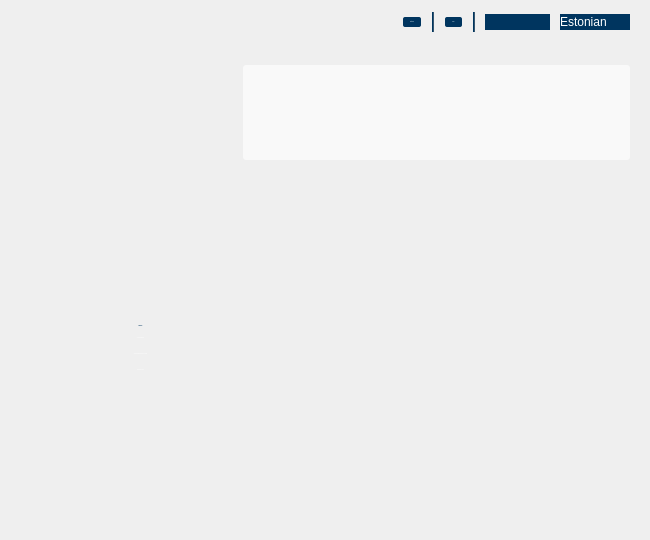
Above: qdigidocclient/trunk/src/ui/MainWindow.ui from tixsys/esteid before the change. Below: the same form after it.
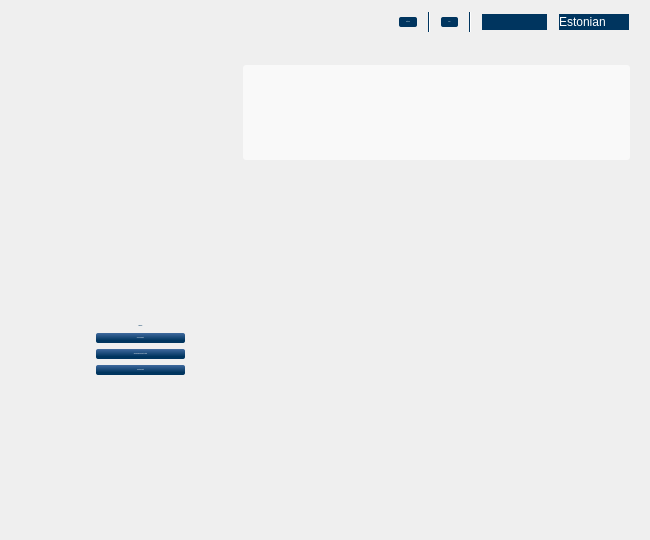
That is the form after the change. Icons and pictures are not drawn.

Commit message: qdigidocclient: adjust css

```diff
--- a/qdigidocclient/trunk/src/ui/MainWindow.ui
+++ b/qdigidocclient/trunk/src/ui/MainWindow.ui
@@ -39,49 +39,21 @@
     <normaloff>:/images/digidoc_icon_48x48.png</normaloff>:/images/digidoc_icon_48x48.png</iconset>
   </property>
   <property name="styleSheet">
-   <string notr="true">* { font: 12px &quot;Arial, Liberation Sans&quot;; }
-
-/* fonts */
-QWidget, #signContentView, #viewContentView
-{ color: #355670; }
-
-#viewSignatures
-{ color: #71889A; }
-
-QPushButton,
-#cards, #cards QAbstractItemView,
-#languages, #languages QAbstractItemView
-{ color: white; }
-
-#homeButtonLabel,
-#viewContentLabel, #viewSignaturesLabel,
-#signContentLabel, #signSigner, #signSignerLabel
-{
-color: #00355F;
-font: bold;
+   <string notr="true">* {
+font: 12px &quot;Arial, Liberation Sans&quot;;
+color: #355670;
 }
 
-/* backgrounds */
 #background
 { background-image: url(&quot;:/images/background.png&quot;); }
 
-#languages, #languages QAbstractItemView,
-#cards, #cards QAbstractItemView,
-#headerLine, #headerLine2
-{ background-color: #00355F; }
-
-#home, #intro, #sign, #view,
-#signContentView, #viewContentView,
-#viewSignatures, #viewSignaturesScroll
-{ background-color: transparent; }
-
 /* widgets */
 QDialogButtonBox { dialogbuttonbox-buttons-have-icons: 0; }
 
 QPushButton
 {
-background-color: qlineargradient(x1: 0, y1: 0, x2: 0, y2: 1,
- stop: 0 #406A9E, stop: 0.75 #00355F);
+color: white;
+background-color: qlineargradient(x1: 0, y1: 0, x2: 0, y2: 1, stop: 0 #406A9E, stop: 0.75 #00355F);
 border: 0px;
 border-radius: 2px;
 padding: 4px 7px;
@@ -95,27 +67,35 @@
 
 QPushButton:disabled
 {
-background-color: qlineargradient(x1: 0, y1: 0, x2: 0, y2: 1,
- stop: 0 #A3AFC0, stop: 0.75 #80909D);
+background-color: qlineargradient(x1: 0, y1: 0, x2: 0, y2: 1, stop: 0 #A3AFC0, stop: 0.75 #80909D);
 }
 
-QComboBox
-{ border: 0px; }
+/* header */
+#cards, #languages
+{
+color: white;
+border: 0px;
+padding-right: 5px;
+margin-left: 1px;
+margin-right: 1px;
+background-color: #00355F;
+}
 
-/* customization */
+#cards QAbstractItemView,
+#languages QAbstractItemView,
+#headerLine, #headerLine2
+{
+color: white;
+background-color: #00355F;
+}
+
 #cards::down-arrow, #languages::down-arrow
 { image: url(&quot;:/images/languages_button.png&quot;); }
 
-#cards, #languages
-{ padding-right: 5px; }
-
 #cards::drop-down, #cards QAbstractItemView,
 #languages::drop-down, #languages QAbstractItemView
 { border: 0px; }
 
-#viewSignatures
-{ border-left: 1px solid #DFDFDF; }
-
 #settings, #help
 {
 background-color: #00355F;
@@ -131,7 +111,32 @@
 border-radius: 3px;
 background-color: rgba( 255, 255, 255, 153 );
 padding: 10px;
-}</string>
+}
+
+/* content */
+#viewSignatures
+{
+color: #71889A; 
+border-left: 1px solid #DFDFDF;
+}
+
+#homeButtonLabel,
+#viewContentLabel, #viewSignaturesLabel,
+#signContentLabel, #signSigner, #signSignerLabel
+{
+color: #00355F;
+font: bold;
+}
+
+#signContentView, #viewContentView
+{
+color: #355670;
+background-color: transparent;
+}
+
+#home, #intro, #sign, #view,
+#viewSignatures, #viewSignaturesScroll
+{ background-color: transparent; }</string>
   </property>
   <layout class="QVBoxLayout" name="MainLayout">
    <property name="spacing">
```
